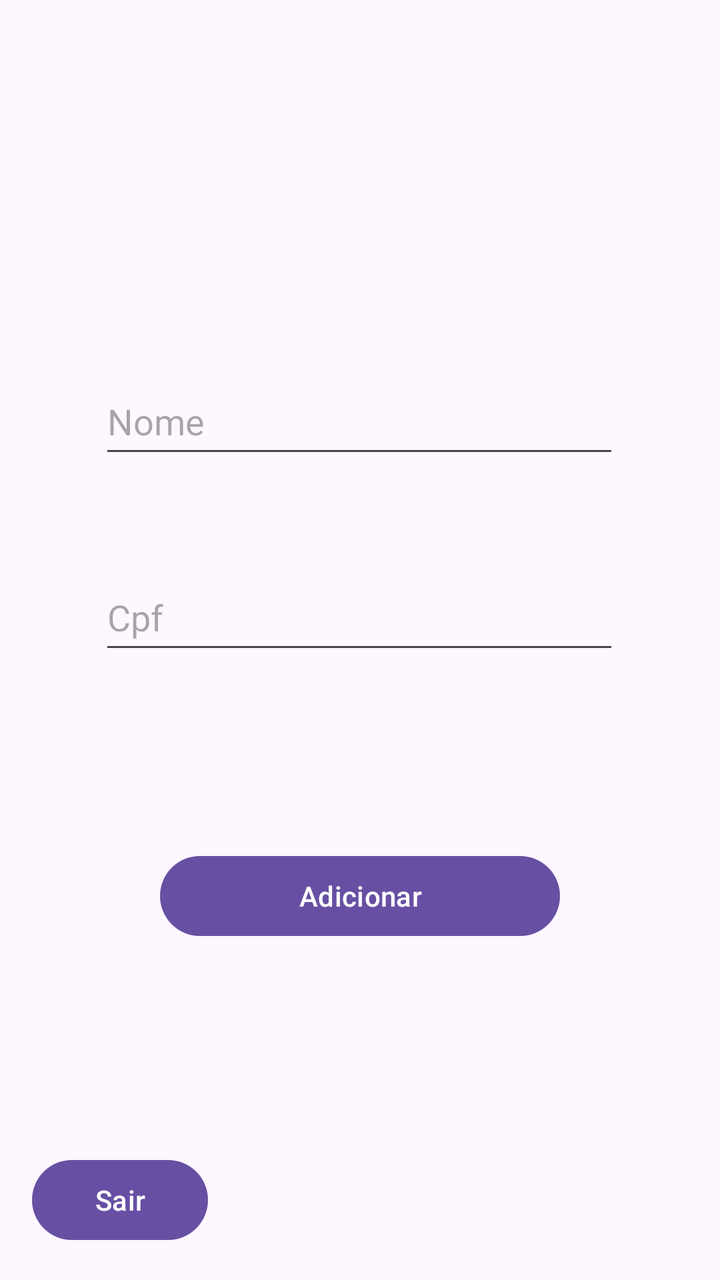
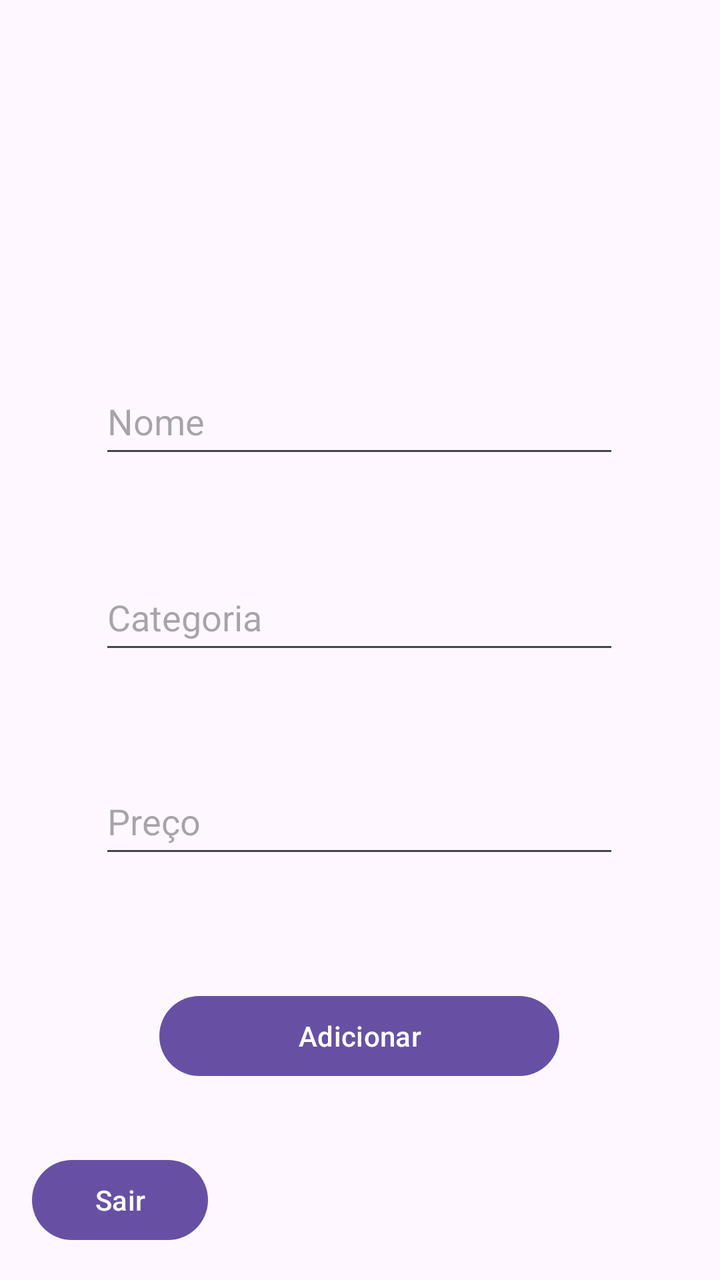

Before-and-after screenshots of an Android layout around one commit, followed by the original layout XML and the change that was made.
<!-- AndroidManifest.xml: application theme Theme.Firebase -->
<!-- res/layout/activity_add_colecao.xml -->
<?xml version="1.0" encoding="utf-8"?>
<androidx.constraintlayout.widget.ConstraintLayout xmlns:android="http://schemas.android.com/apk/res/android"
    xmlns:app="http://schemas.android.com/apk/res-auto"
    xmlns:tools="http://schemas.android.com/tools"
    android:id="@+id/main"
    android:layout_width="match_parent"
    android:layout_height="match_parent"
    tools:context=".AddColecao">

    <Button
        android:id="@+id/btn_add_sair"
        android:layout_width="wrap_content"
        android:layout_height="wrap_content"
        android:layout_marginStart="16dp"
        android:layout_marginBottom="16dp"
        android:text="Sair"
        app:layout_constraintBottom_toBottomOf="parent"
        app:layout_constraintStart_toStartOf="parent" />

    <EditText
        android:id="@+id/edt_Nome"
        android:layout_width="260dp"
        android:layout_height="50dp"
        android:layout_marginTop="184dp"
        android:ems="10"
        android:hint="Nome"
        android:inputType="text"
        app:layout_constraintEnd_toEndOf="parent"
        app:layout_constraintHorizontal_bias="0.497"
        app:layout_constraintStart_toStartOf="parent"
        app:layout_constraintTop_toTopOf="parent" />

    <EditText
        android:id="@+id/edt_Cpf"
        android:layout_width="260dp"
        android:layout_height="50dp"
        android:layout_marginTop="48dp"
        android:ems="10"
        android:hint="Cpf"
        android:inputType="text"
        app:layout_constraintEnd_toEndOf="parent"
        app:layout_constraintHorizontal_bias="0.497"
        app:layout_constraintStart_toStartOf="parent"
        app:layout_constraintTop_toBottomOf="@+id/edt_Nome" />

    <Button
        android:id="@+id/btn_add_adicionar"
        android:layout_width="200dp"
        android:layout_height="wrap_content"
        android:layout_marginTop="92dp"
        android:text="Adicionar"
        app:layout_constraintEnd_toEndOf="parent"
        app:layout_constraintStart_toStartOf="parent"
        app:layout_constraintTop_toBottomOf="@+id/edt_Cpf" />
</androidx.constraintlayout.widget.ConstraintLayout>
<!-- resources referenced by this layout -->
<resources>
  <style name="Theme.Firebase" parent="Base.Theme.Firebase" />
  <style name="Base.Theme.Firebase" parent="Theme.Material3.DayNight.NoActionBar">
          
          
      </style>
</resources>

<!-- the commit's change to res/layout/activity_add_colecao.xml (unified diff, before → after) -->
@@ -36,7 +36,7 @@
         android:layout_height="50dp"
         android:layout_marginTop="48dp"
         android:ems="10"
-        android:hint="Cpf"
+        android:hint="Categoria"
         android:inputType="text"
         app:layout_constraintEnd_toEndOf="parent"
         app:layout_constraintHorizontal_bias="0.497"
@@ -47,9 +47,23 @@
         android:id="@+id/btn_add_adicionar"
         android:layout_width="200dp"
         android:layout_height="wrap_content"
-        android:layout_marginTop="92dp"
+        android:layout_marginTop="60dp"
         android:text="Adicionar"
         app:layout_constraintEnd_toEndOf="parent"
+        app:layout_constraintHorizontal_bias="0.497"
+        app:layout_constraintStart_toStartOf="parent"
+        app:layout_constraintTop_toBottomOf="@+id/edt_Preco" />
+
+    <EditText
+        android:id="@+id/edt_Preco"
+        android:layout_width="260dp"
+        android:layout_height="50dp"
+        android:layout_marginTop="52dp"
+        android:ems="10"
+        android:hint="Preço"
+        android:inputType="text"
+        app:layout_constraintEnd_toEndOf="parent"
+        app:layout_constraintHorizontal_bias="0.496"
         app:layout_constraintStart_toStartOf="parent"
         app:layout_constraintTop_toBottomOf="@+id/edt_Cpf" />
 </androidx.constraintlayout.widget.ConstraintLayout>
